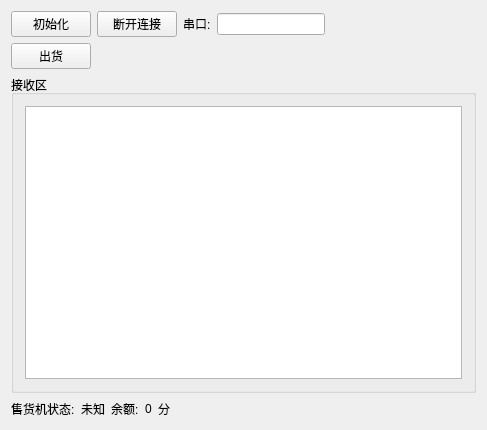
This is EV_protocolDemo/mainwindow.ui in github188/EV_protocol as Qt 5 draws it before an edit. The edited form follows.
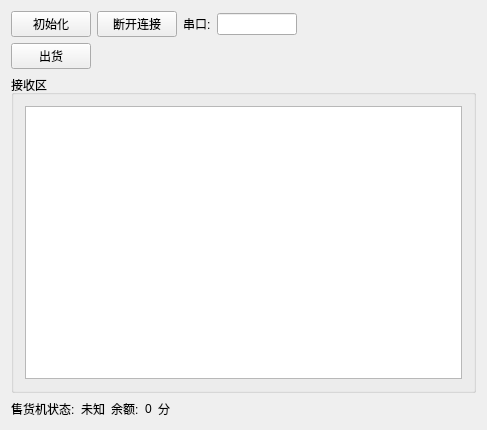
This is the edited form.

```diff
--- a/EV_protocolDemo/mainwindow.ui
+++ b/EV_protocolDemo/mainwindow.ui
@@ -48,6 +48,12 @@
             <verstretch>0</verstretch>
            </sizepolicy>
           </property>
+          <property name="maximumSize">
+           <size>
+            <width>80</width>
+            <height>16777215</height>
+           </size>
+          </property>
          </widget>
         </item>
        </layout>
```
